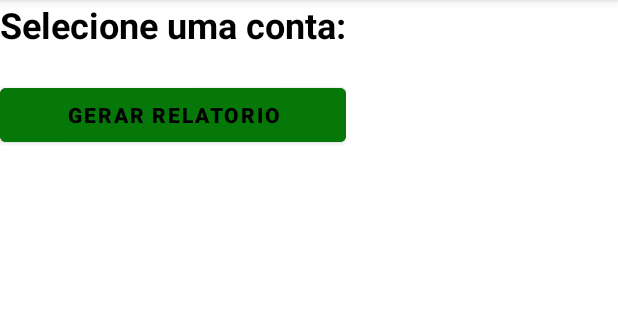
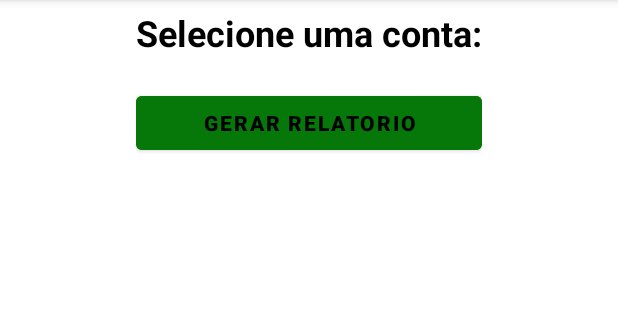
Before and after one commit to IvanRezini/App, an Android app: the RelatorioActivity screen opened directly, with no data from a screen before it, on a phone screen of 412 x 824 dp, the part 84-404 px from its top. Run offline under Robolectric (Android 15) with nearby library versions, the phone set to English and light mode, and no system bars; 7 statements that could not run were skipped.

Commit message:
Continuidade do relatorio

```diff
--- a/app/src/main/java/com/example/administradorfinanceiro/Utilidades/ManipularData.java
+++ b/app/src/main/java/com/example/administradorfinanceiro/Utilidades/ManipularData.java
@@ -39,6 +39,6 @@ public class ManipularData {
     }
     public String DataView(String data){
         String []aux = data.split("-");
-        return aux[0]+"/"+aux[1]+"/"+aux[2];
+        return aux[2]+"/"+aux[1]+"/"+aux[0];
     }
 }
--- a/app/src/main/java/com/example/administradorfinanceiro/Views/ContasActivity.java
+++ b/app/src/main/java/com/example/administradorfinanceiro/Views/ContasActivity.java
@@ -211,13 +211,11 @@ public class ContasActivity extends AppCompatActivity {
         f.setIdConta(Integer.valueOf(x[0]).intValue());// Id 0 è uma entrada
 
         ManipularData m = new ManipularData();
-        String a =m.DataBanco(date.getText().toString());
-        f.setDate(a);
-        f.setValor(valor.getText().toString());
+        f.setDate(m.DataBanco( date.getText().toString()));
         FinancasDao d = new FinancasDao(this);
         try {
             d.Inserir(f);
-            makeText(this, "Entrada salva "+ a, LENGTH_LONG).show();
+            makeText(this, "Entrada salva ", LENGTH_LONG).show();
             limparCampos();
         } catch (Exception e) {
             makeText(this, "Falha ao salvar.\n" + e, LENGTH_LONG).show();
--- a/app/src/main/java/com/example/administradorfinanceiro/Views/ReceitaActivity.java
+++ b/app/src/main/java/com/example/administradorfinanceiro/Views/ReceitaActivity.java
@@ -105,7 +105,8 @@ public class ReceitaActivity extends AppCompatActivity {
         String x[] = origem.getSelectedItem().toString().trim().split(" ");
         f.setOrigem(Integer.valueOf(x[0]).intValue());//  private int Origem;//1 - Salario", "2 - Extra", "3 - Doação", "4 - Outro" Origem 5 significa um saque
         f.setIdConta(0);// 0 Significa que não é um deposito
-        f.setDate(date.getText().toString());
+        ManipularData m = new ManipularData();
+        f.setDate(m.DataBanco( date.getText().toString()));
         f.setValor(valor.getText().toString());
         FinancasDao d = new FinancasDao(this);
         try {
--- a/app/src/main/res/layout/activity_relatorio.xml
+++ b/app/src/main/res/layout/activity_relatorio.xml
@@ -5,17 +5,28 @@
     android:layout_width="match_parent"
     android:layout_height="match_parent">
 
+    <LinearLayout
+        android:layout_width="wrap_content"
+        android:layout_height="match_parent"
+        android:layout_gravity="center_horizontal"
+        android:orientation="horizontal">
 
         <HorizontalScrollView
             android:layout_width="match_parent"
-        android:layout_height="wrap_content">
+            android:layout_height="match_parent">
+
+            <LinearLayout
+                android:layout_width="match_parent"
+                android:layout_height="match_parent"
+                android:orientation="horizontal">
 
                 <LinearLayout
                     android:id="@+id/layoutSc"
-            android:layout_width="wrap_content"
+                    android:layout_width="match_parent"
                     android:layout_height="match_parent"
+                    android:layout_margin="5dp"
+                    android:nestedScrollingEnabled="true"
                     android:orientation="vertical">
-
 
                     <TextView
                         android:id="@+id/textTitulo"
@@ -50,5 +61,9 @@
 
 
                 </LinearLayout>
+
+
+            </LinearLayout>
         </HorizontalScrollView>
+    </LinearLayout>
 </ScrollView>
```
Also changed, not shown: app/src/main/java/com/example/administradorfinanceiro/Controller/RelatorioController.java (+29 -10 lines), app/src/main/java/com/example/administradorfinanceiro/Views/RelatorioActivity.java (+7 -20 lines). Lines whose indentation alone changed are shown as unchanged.
